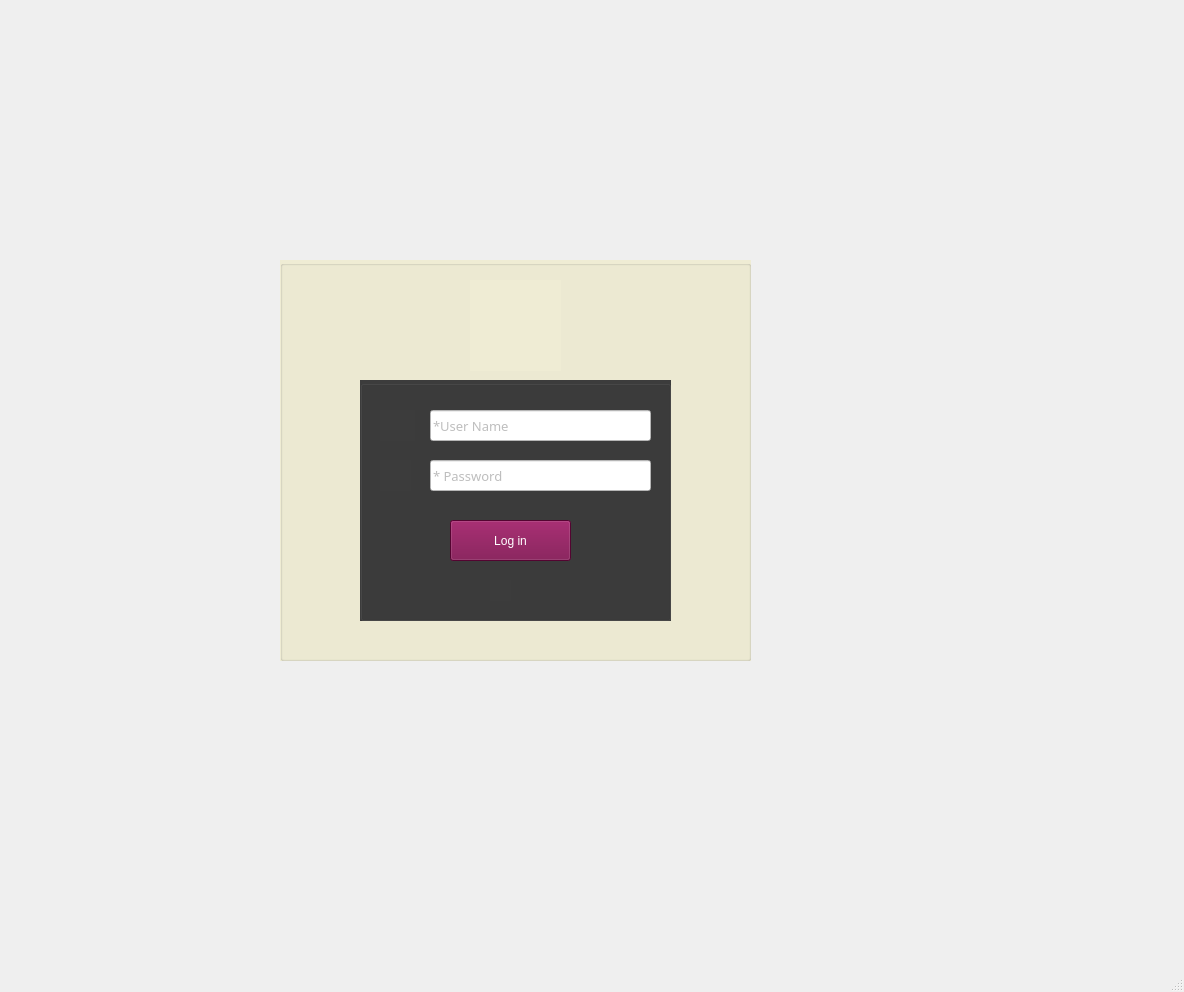
Before: the Qt Designer form UILogin/LoginEmployee.ui in Minhtri-hub/ktlt_final, drawn with Qt 5.
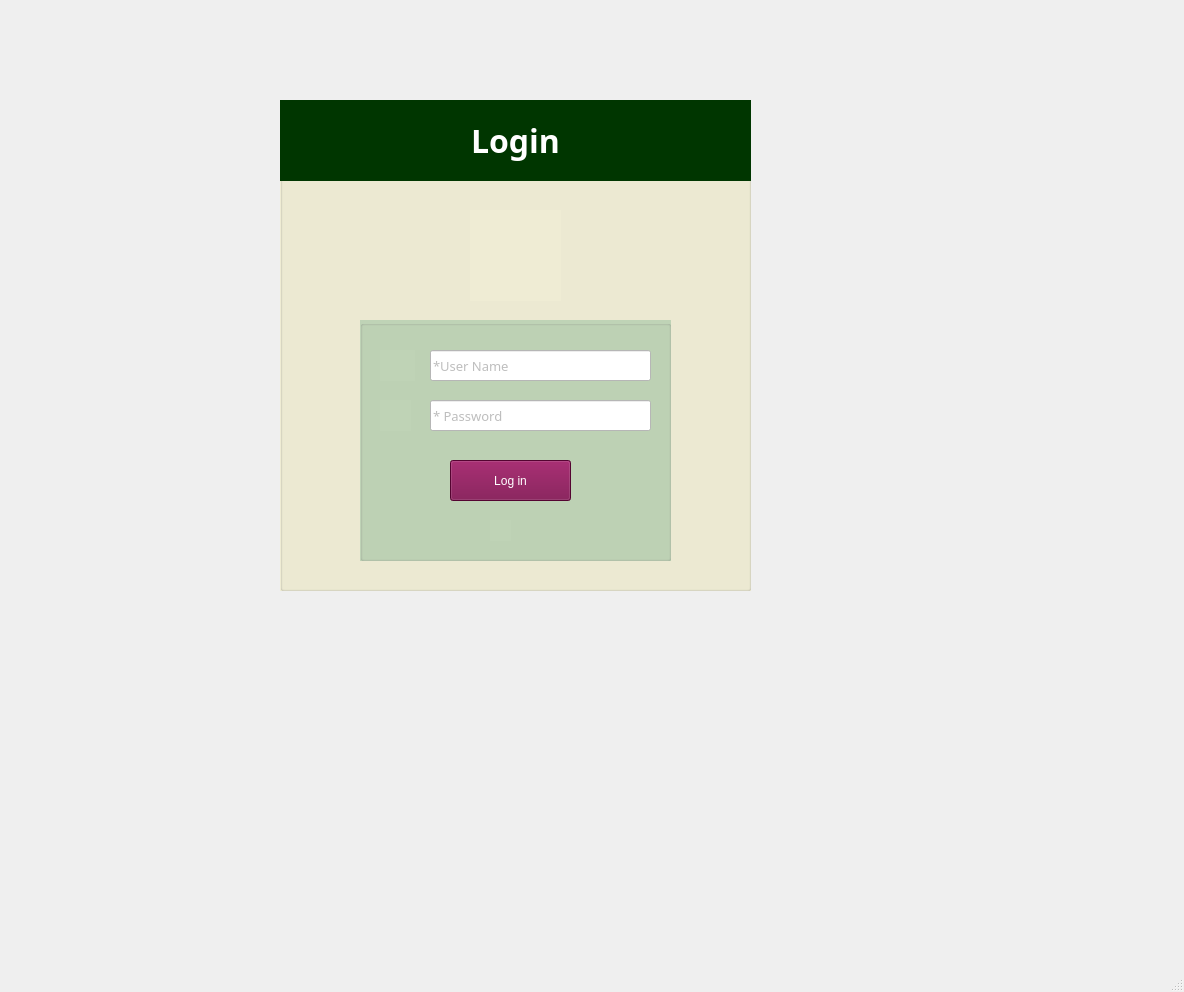
After: the same form once the commit is applied. Icons and pictures are not drawn.

What changed in the file:
```diff
--- a/UILogin/LoginEmployee.ui
+++ b/UILogin/LoginEmployee.ui
@@ -18,11 +18,19 @@
     <property name="geometry">
      <rect>
       <x>280</x>
-      <y>260</y>
+      <y>100</y>
       <width>471</width>
-      <height>401</height>
+      <height>491</height>
      </rect>
     </property>
+    <property name="font">
+     <font>
+      <family>Sitka Text Semibold</family>
+      <pointsize>24</pointsize>
+      <weight>75</weight>
+      <bold>true</bold>
+     </font>
+    </property>
     <property name="whatsThis">
      <string>&lt;html&gt;&lt;head/&gt;&lt;body&gt;&lt;p align=&quot;center&quot;&gt;&lt;br/&gt;&lt;/p&gt;&lt;/body&gt;&lt;/html&gt;</string>
     </property>
@@ -36,13 +44,13 @@
      <property name="geometry">
       <rect>
        <x>80</x>
-       <y>120</y>
+       <y>220</y>
        <width>311</width>
        <height>241</height>
       </rect>
      </property>
      <property name="styleSheet">
-      <string notr="true">background-color: rgb(60, 60, 60);
+      <string notr="true">background-color: rgb(191, 211, 182)
 </string>
      </property>
      <property name="title">
@@ -181,7 +189,7 @@
      <property name="geometry">
       <rect>
        <x>190</x>
-       <y>20</y>
+       <y>110</y>
        <width>91</width>
        <height>91</height>
       </rect>
@@ -196,6 +204,31 @@
       <bool>true</bool>
      </property>
     </widget>
+    <widget class="QLabel" name="label_5">
+     <property name="geometry">
+      <rect>
+       <x>0</x>
+       <y>0</y>
+       <width>471</width>
+       <height>81</height>
+      </rect>
+     </property>
+     <property name="font">
+      <font>
+       <family>Sitka Text Semibold</family>
+       <pointsize>24</pointsize>
+       <weight>75</weight>
+       <bold>true</bold>
+      </font>
+     </property>
+     <property name="styleSheet">
+      <string notr="true">background-color: rgb(0, 54, 0);
+color: rgb(255, 255, 255);</string>
+     </property>
+     <property name="text">
+      <string>&lt;html&gt;&lt;head/&gt;&lt;body&gt;&lt;p align=&quot;center&quot;&gt;Login&lt;/p&gt;&lt;/body&gt;&lt;/html&gt;</string>
+     </property>
+    </widget>
    </widget>
   </widget>
   <widget class="QMenuBar" name="menubar">
```
Left out of the diff: 12 changed lines with no effect on the pictures.
